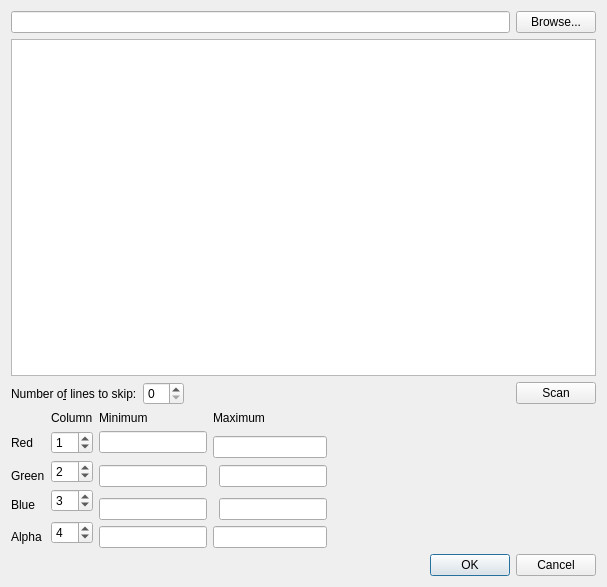
Above: ColorUI/colortableimportdialog.ui from fsoos74/su before the change. Below: the same form after it.
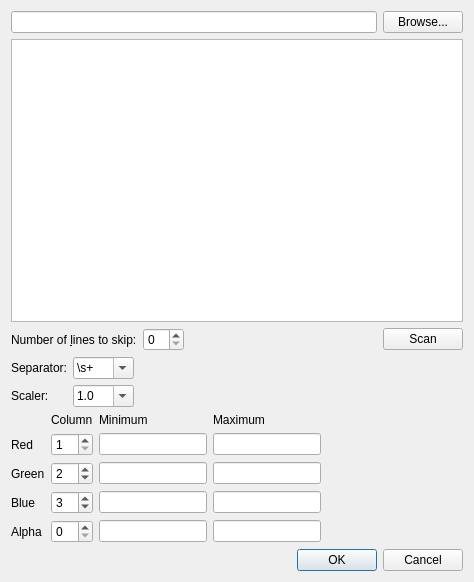
That is the form after the change. Icons and pictures are not drawn.

Commit message: -added detailed error message in colortable import -using comboboxes with predefined values for scaler and separator in import dialog -colorbuttons show border again

What changed in the file:
```diff
--- a/ColorUI/colortableimportdialog.ui
+++ b/ColorUI/colortableimportdialog.ui
@@ -6,8 +6,8 @@
    <rect>
     <x>0</x>
     <y>0</y>
-    <width>607</width>
-    <height>587</height>
+    <width>474</width>
+    <height>582</height>
    </rect>
   </property>
   <property name="windowTitle">
@@ -48,7 +48,7 @@
      <item>
       <widget class="QLabel" name="label">
        <property name="text">
-        <string>Number o&amp;f lines to skip:</string>
+        <string>Number of &amp;lines to skip:</string>
        </property>
        <property name="buddy">
         <cstring>sbSkip</cstring>
@@ -80,6 +80,80 @@
      </item>
     </layout>
    </item>
+   <item>
+    <layout class="QHBoxLayout" name="horizontalLayout_5">
+     <item>
+      <layout class="QGridLayout" name="gridLayout_2">
+       <item row="0" column="0">
+        <widget class="QLabel" name="label_9">
+         <property name="text">
+          <string>Separator:</string>
+         </property>
+        </widget>
+       </item>
+       <item row="0" column="1">
+        <widget class="QComboBox" name="cbSeparator">
+         <property name="editable">
+          <bool>true</bool>
+         </property>
+         <item>
+          <property name="text">
+           <string>\s+</string>
+          </property>
+         </item>
+         <item>
+          <property name="text">
+           <string>,</string>
+          </property>
+         </item>
+         <item>
+          <property name="text">
+           <string>;</string>
+          </property>
+         </item>
+        </widget>
+       </item>
+       <item row="1" column="0">
+        <widget class="QLabel" name="label_10">
+         <property name="text">
+          <string>Scaler:</string>
+         </property>
+        </widget>
+       </item>
+       <item row="1" column="1">
+        <widget class="QComboBox" name="cbScaler">
+         <property name="editable">
+          <bool>true</bool>
+         </property>
+         <item>
+          <property name="text">
+           <string>1.0</string>
+          </property>
+         </item>
+         <item>
+          <property name="text">
+           <string>255.0</string>
+          </property>
+         </item>
+        </widget>
+       </item>
+      </layout>
+     </item>
+     <item>
+      <spacer name="horizontalSpacer_4">
+       <property name="orientation">
+        <enum>Qt::Horizontal</enum>
+       </property>
+       <property name="sizeHint" stdset="0">
+        <size>
+         <width>40</width>
+         <height>20</height>
+        </size>
+       </property>
+      </spacer>
+     </item>
+    </layout>
+   </item>
    <item>
     <layout class="QHBoxLayout" name="horizontalLayout_4">
      <item>
@@ -98,7 +172,7 @@
          </property>
         </widget>
        </item>
-       <item row="0" column="3" colspan="2">
+       <item row="0" column="3">
         <widget class="QLabel" name="label_7">
          <property name="text">
           <string>Maximum</string>
@@ -114,6 +188,9 @@
        </item>
        <item row="1" column="1">
         <widget class="QSpinBox" name="sbRed">
+         <property name="minimum">
+          <number>1</number>
+         </property>
          <property name="value">
           <number>1</number>
          </property>
@@ -126,28 +203,38 @@
          </property>
         </widget>
        </item>
-       <item row="1" column="3" rowspan="2" colspan="2">
+       <item row="1" column="3">
         <widget class="QLineEdit" name="leMaxRed">
          <property name="readOnly">
           <bool>true</bool>
          </property>
         </widget>
        </item>
-       <item row="2" column="1" rowspan="2">
+       <item row="2" column="0">
+        <widget class="QLabel" name="label_3">
+         <property name="text">
+          <string>Green</string>
+         </property>
+        </widget>
+       </item>
+       <item row="2" column="1">
         <widget class="QSpinBox" name="sbGreen">
+         <property name="minimum">
+          <number>1</number>
+         </property>
          <property name="value">
           <number>2</number>
          </property>
         </widget>
        </item>
-       <item row="2" column="2" rowspan="3">
+       <item row="2" column="2">
         <widget class="QLineEdit" name="leMinGreen">
          <property name="readOnly">
           <bool>true</bool>
          </property>
         </widget>
        </item>
-       <item row="2" column="4" rowspan="3">
+       <item row="2" column="3">
         <widget class="QLineEdit" name="leMaxGreen">
          <property name="readOnly">
           <bool>true</bool>
@@ -155,62 +242,58 @@
         </widget>
        </item>
        <item row="3" column="0">
-        <widget class="QLabel" name="label_3">
-         <property name="text">
-          <string>Green</string>
-         </property>
-        </widget>
-       </item>
-       <item row="4" column="1" rowspan="2">
-        <widget class="QSpinBox" name="sbBlue">
-         <property name="value">
-          <number>3</number>
-         </property>
-        </widget>
-       </item>
-       <item row="5" column="0">
         <widget class="QLabel" name="label_4">
          <property name="text">
           <string>Blue</string>
          </property>
         </widget>
        </item>
-       <item row="5" column="2" rowspan="2">
+       <item row="3" column="1">
+        <widget class="QSpinBox" name="sbBlue">
+         <property name="minimum">
+          <number>1</number>
+         </property>
+         <property name="value">
+          <number>3</number>
+         </property>
+        </widget>
+       </item>
+       <item row="3" column="2">
         <widget class="QLineEdit" name="leMinBlue">
          <property name="readOnly">
           <bool>true</bool>
          </property>
         </widget>
        </item>
-       <item row="5" column="4" rowspan="2">
+       <item row="3" column="3">
         <widget class="QLineEdit" name="leMaxBlue">
          <property name="readOnly">
           <bool>true</bool>
          </property>
         </widget>
        </item>
-       <item row="6" column="1" rowspan="2">
-        <widget class="QSpinBox" name="sbAlpha">
-         <property name="value">
-          <number>4</number>
-         </property>
-        </widget>
-       </item>
-       <item row="7" column="0">
+       <item row="4" column="0">
         <widget class="QLabel" name="label_8">
          <property name="text">
           <string>Alpha</string>
          </property>
         </widget>
        </item>
-       <item row="7" column="2">
+       <item row="4" column="1">
+        <widget class="QSpinBox" name="sbAlpha">
+         <property name="value">
+          <number>0</number>
+         </property>
+        </widget>
+       </item>
+       <item row="4" column="2">
         <widget class="QLineEdit" name="leMinAlpha">
          <property name="readOnly">
           <bool>true</bool>
          </property>
         </widget>
        </item>
-       <item row="7" column="3" colspan="2">
+       <item row="4" column="3">
         <widget class="QLineEdit" name="leMaxAlpha">
          <property name="readOnly">
           <bool>true</bool>
```
The commit also changes 4 other files.
